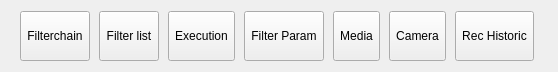
Old version of the form SeaGoatVision/client/qt/uifiles/WinMain.ui in the repository Octets/SeaGoatVision.
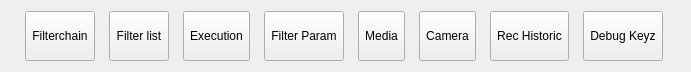
New version of the form.

Commit message: WIP interface for debug keyz ui (first draft)

What changed in the file:
```diff
--- a/SeaGoatVision/client/qt/uifiles/WinMain.ui
+++ b/SeaGoatVision/client/qt/uifiles/WinMain.ui
@@ -6,7 +6,7 @@
    <rect>
     <x>0</x>
     <y>0</y>
-    <width>558</width>
+    <width>691</width>
     <height>72</height>
    </rect>
   </property>
@@ -15,7 +15,7 @@
   </property>
   <layout class="QVBoxLayout" name="verticalLayout">
    <item>
-    <layout class="QHBoxLayout" name="horizontalLayout_2">
+    <layout class="QHBoxLayout" name="horizontalLayout_2" stretch="0,0,0,0,0,0,0,0">
      <property name="spacing">
       <number>0</number>
      </property>
@@ -110,6 +110,19 @@
        </property>
       </widget>
      </item>
+     <item>
+      <widget class="QToolButton" name="btnDebugKeyz">
+       <property name="sizePolicy">
+        <sizepolicy hsizetype="Fixed" vsizetype="MinimumExpanding">
+         <horstretch>0</horstretch>
+         <verstretch>0</verstretch>
+        </sizepolicy>
+       </property>
+       <property name="text">
+        <string>Debug Keyz</string>
+       </property>
+      </widget>
+     </item>
     </layout>
    </item>
   </layout>
```
The commit also changes 2 other files.
